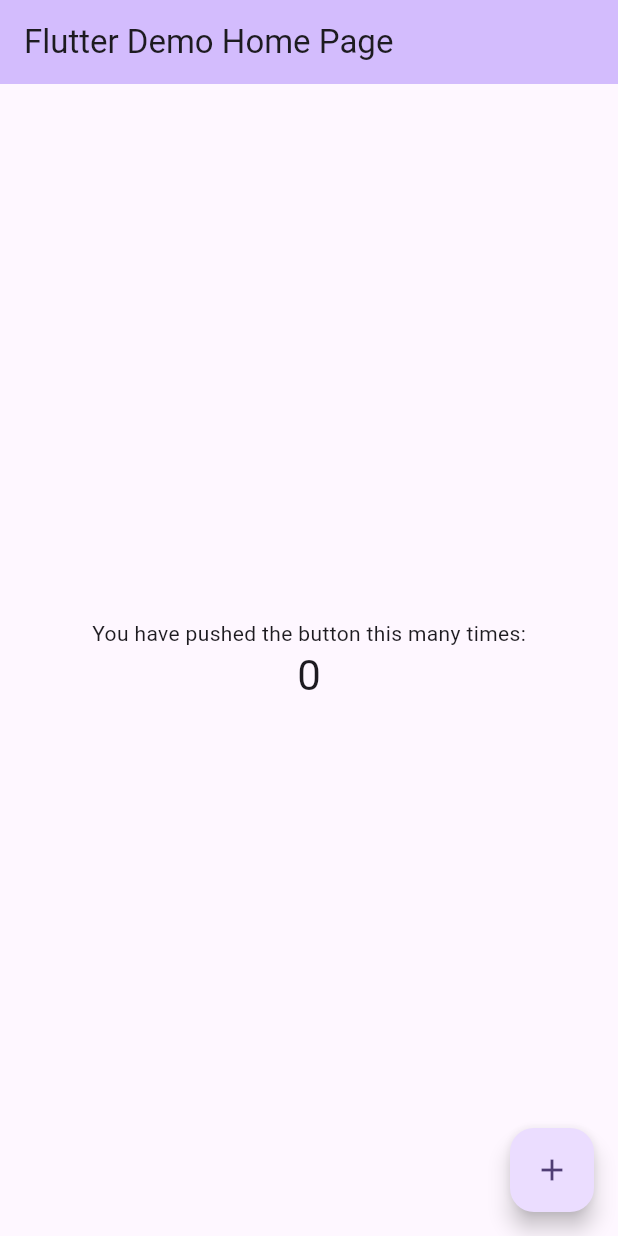
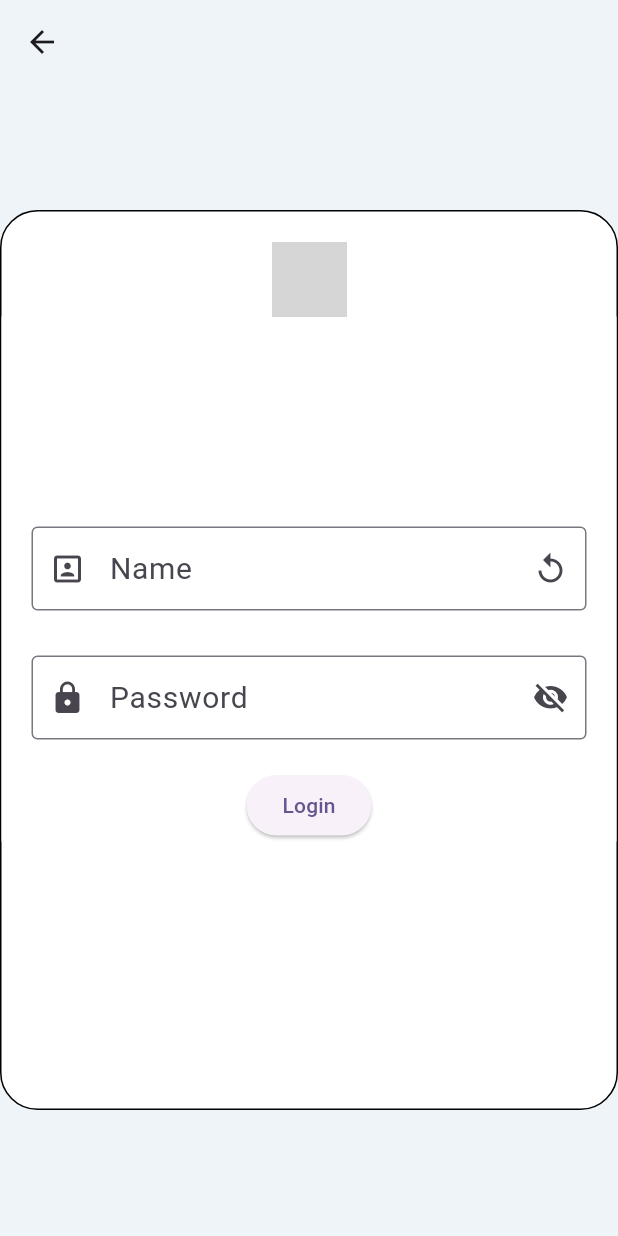
Before and after one commit to TejasRanjith/FutterInternship, a Flutter app: the screen it shows after launch, on a phone screen of 412 x 824 dp. Run offline on Flutter 3.47's test engine with Material 3 defaults, Android fonts, the phone set to English and light mode, and no system bars; network calls fail; grey boxes are pictures that could not be loaded.

```diff
--- a/flutter/sample_project/lib/login_page_telegram.dart
+++ b/flutter/sample_project/lib/login_page_telegram.dart
@@ -2,8 +2,8 @@
 
 import 'package:flutter/material.dart';
 
-class LoginScreen extends StatelessWidget {
-  const LoginScreen({super.key});
+class LoginScreenTelegram extends StatelessWidget {
+  const LoginScreenTelegram({super.key});
 
   @override
   Widget build(BuildContext context) {
@@ -20,6 +20,7 @@ class LoginScreen extends StatelessWidget {
         actions: [
           Icon(Icons.search, color: Colors.white60),
         ],
+
       ),
       body: ListView(
           // mainAxisAlignment: MainAxisAlignment.center,
--- a/flutter/sample_project/lib/main.dart
+++ b/flutter/sample_project/lib/main.dart
@@ -1,6 +1,9 @@
+// ignore_for_file: unused_import
+
 import 'package:flutter/material.dart';
 import "package:sample_project/login%20copy.dart";
 import "package:sample_project/login.dart";
+import "package:sample_project/login_page_telegram.dart";
 import "image_screen.dart";
 import "container.dart";
 
@@ -36,7 +39,7 @@ class MyApp extends StatelessWidget {
         colorScheme: ColorScheme.fromSeed(seedColor: Colors.deepPurple),
         useMaterial3: true,
       ),
-      home: Login(),
+      home: LoginScreenTelegram(),
     );
   }
 }
--- a/flutter/sample_project/pubspec.yaml
+++ b/flutter/sample_project/pubspec.yaml
@@ -35,6 +35,7 @@ dependencies:
   # The following adds the Cupertino Icons font to your application.
   # Use with the CupertinoIcons class for iOS style icons.
   cupertino_icons: ^1.0.6
+  shared_preferences: ^2.2.3
 
 dev_dependencies:
   flutter_test:
--- /dev/null
+++ b/flutter/statefull_project/lib/google_login.dart
@@ -0,0 +1,114 @@
+// ignore_for_file: prefer_const_constructors
+
+import 'package:flutter/material.dart';
+import 'package:statefull_project/test.dart';
+
+bool cond = true;
+bool reset = false;
+
+class GoogleLogin extends StatefulWidget {
+  const GoogleLogin({super.key});
+
+  @override
+  State<GoogleLogin> createState() => _GoogleLoginState();
+}
+
+class _GoogleLoginState extends State<GoogleLogin> {
+  @override
+  Widget build(BuildContext context) {
+    return Scaffold(
+      backgroundColor: Color.fromRGBO(239, 244, 249, 1.0),
+      appBar: AppBar(
+        backgroundColor: Color.fromRGBO(239, 244, 249, 1.0),
+        title: Center(
+            child: Text(
+          '',
+          style: TextStyle(fontSize: 20, fontWeight: FontWeight.bold),
+        )),
+      ),
+      body: Center(
+        child: Container(
+          height: 600,
+          width: 500,
+          decoration: BoxDecoration(
+              border: Border.all(),
+              color: Colors.white,
+              borderRadius: BorderRadius.circular(25)),
+          child: Column(
+            children: [
+              Padding(
+                padding: const EdgeInsets.only(top: 20),
+                child: Image(
+                  image: NetworkImage(
+                      "https://encrypted-tbn0.gstatic.com/images?q=tbn:ANd9GcQxz_rSaQtZPEfuwx_AW6sKZZBmBbkZ6zHKog&s"),
+                  height: 50,
+                  width: 50,
+                ),
+              ),
+              Container(
+                  alignment: Alignment.centerRight,
+                  color: Colors.white,
+                  child: Column(children: [
+                    Padding(
+                        padding: EdgeInsets.only(top: 140, left: 20, right: 20),
+                        child: TextField(
+
+                          decoration: InputDecoration(
+                            hintText: "What's your name ?",
+                            labelText: "Name",
+                            labelStyle: TextStyle(fontSize: 20),
+                            border: OutlineInputBorder(),
+                            prefixIcon: Icon(Icons.portrait),
+                            suffixIcon: IconButton(icon:reset
+                            ? Icon(Icons.replay_outlined)
+                            : Icon(Icons.replay_outlined),
+                            onPressed: () {
+                              setState(() {
+                                ;
+                              });
+                            },
+                            )
+                          ),
+                        )),
+                    Padding(
+                      padding: EdgeInsets.only(top: 30, left: 20, right: 20),
+                      child: TextField(
+                        obscureText: cond,
+                        decoration: InputDecoration(
+                          prefixIcon: Icon(Icons.lock),
+                          suffixIcon: IconButton(
+                            icon: cond
+                                ? Icon(Icons.visibility_off_sharp)
+                                : Icon(Icons.visibility),
+                            onPressed: () {
+                              setState(() {
+                                cond = !cond;
+                              });
+                            },
+                          ),
+                          hintText: "Your Secret's Safe with us....",
+                          labelText: "Password",
+                          labelStyle: TextStyle(fontSize: 20),
+                          border: OutlineInputBorder(),
+                        ),
+                      ),
+                    ),
+                    Padding(
+                      padding: const EdgeInsets.only(top: 20.0),
+                      child: ElevatedButton(
+                          onPressed: () {
+                            Navigator.push(
+                                context,
+                                MaterialPageRoute(
+                                    builder: (context) => ImageScreen()));
+                          },
+                          child: (Text("Login"))),
+                    )
+                  ]))
+            ],
+          ),
+        ),
+      ),
+    );
+  }
+}
--- a/flutter/statefull_project/lib/main.dart
+++ b/flutter/statefull_project/lib/main.dart
@@ -1,4 +1,6 @@
 import 'package:flutter/material.dart';
+import 'package:statefull_project/google_login.dart';
+import 'package:statefull_project/splash_screen.dart';
 
 void main() {
   runApp(const MyApp());
@@ -11,6 +13,7 @@ class MyApp extends StatelessWidget {
   @override
   Widget build(BuildContext context) {
     return MaterialApp(
+      debugShowCheckedModeBanner: false,
       title: 'Flutter Demo',
       theme: ThemeData(
         // This is the theme of your application.
@@ -31,7 +34,7 @@ class MyApp extends StatelessWidget {
         colorScheme: ColorScheme.fromSeed(seedColor: Colors.deepPurple),
         useMaterial3: true,
       ),
-      home: const MyHomePage(title: 'Flutter Demo Home Page'),
+      home: const SplashScreen(),
     );
   }
 }
```
Also changed, not shown: flutter/statefull_project/lib/splash_screen.dart (added, +38 -0 lines), flutter/statefull_project/lib/test.dart (added, +15 -0 lines), flutter/sample_project/pubspec.lock, 1 other file.
